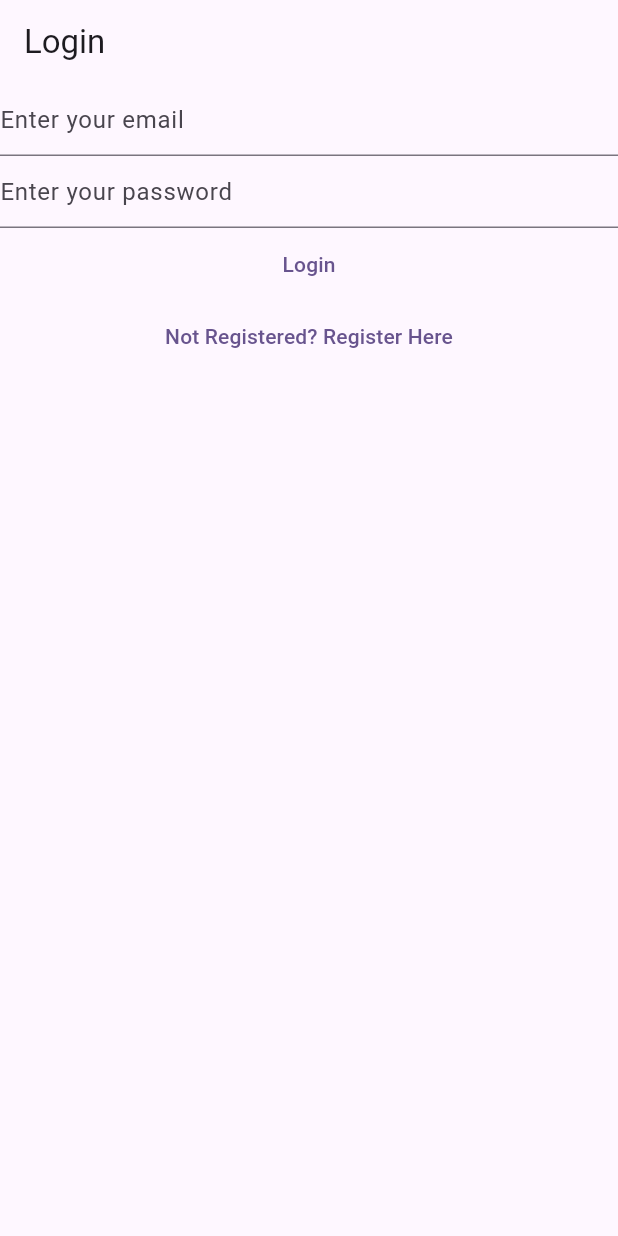
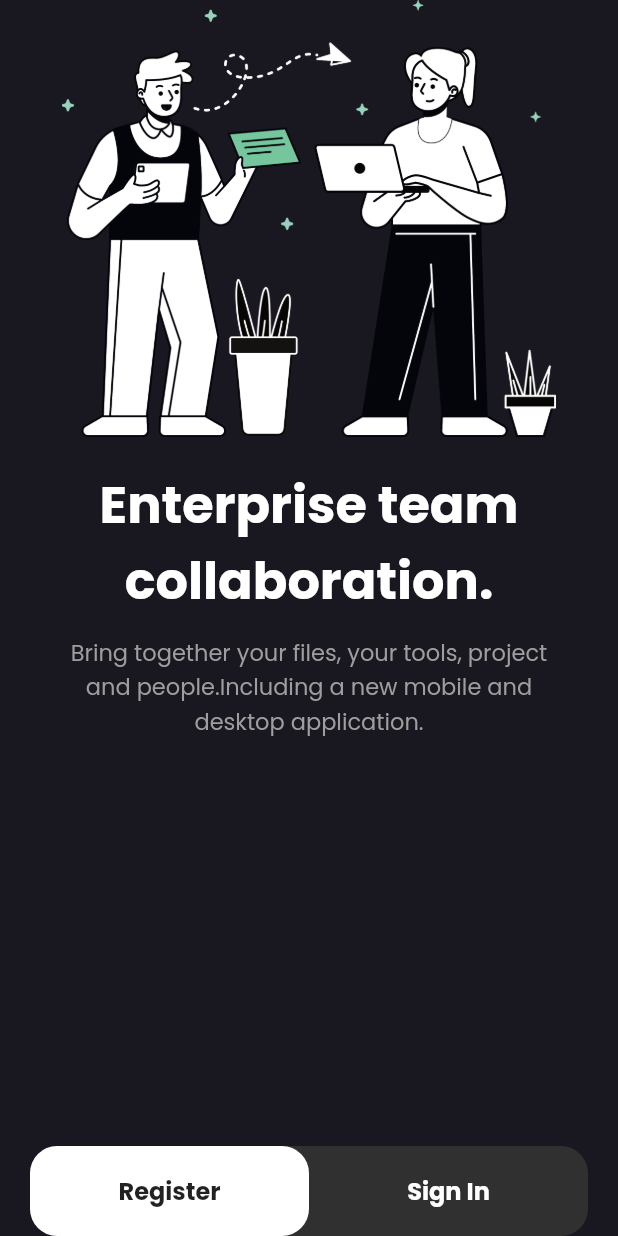
Before and after one commit to hridampalwe/Autism-Detector, a Flutter app: the screen it shows after launch, on a phone screen of 412 x 824 dp. Run offline on Flutter 3.47's test engine with Material 2 defaults, Android fonts, the phone set to English and light mode, and no system bars; our stand-ins replace cloud_firestore, firebase_auth, firebase_core, firebase_storage, flutter_svg_provider, google_fonts and 3 more; missing offline and left inert: flutter_ffmpeg; accounts and stored records are empty.

```diff
--- /dev/null
+++ b/lib/constants.dart
@@ -0,0 +1,29 @@
+import 'package:flutter/material.dart';
+
+// Colors
+const kBackgroundColor = Color(0xff191720);
+const kTextFieldFill = Color(0xff1E1C24);
+// TextStyles
+const kHeadline = TextStyle(
+  color: Colors.white,
+  fontSize: 34,
+  fontWeight: FontWeight.bold,
+);
+
+const kBodyText = TextStyle(
+  color: Colors.grey,
+  fontSize: 15,
+);
+
+const kButtonText = TextStyle(
+  color: Colors.black87,
+  fontSize: 16,
+  fontWeight: FontWeight.bold,
+);
+
+const kBodyText2 =
+    TextStyle(fontSize: 28, fontWeight: FontWeight.w500, color: Colors.white);
+
+const loginRoute = '/login/';
+const registerRoute = '/register/';
+const appviewRoute = '/app_view/';
--- a/lib/constants/routes.dart
+++ /dev/null
@@ -1,3 +0,0 @@
-const loginRoute = '/login/';
-const registerRoute = '/register/';
-const appviewRoute = '/app_view/';
--- a/lib/main.dart
+++ b/lib/main.dart
@@ -1,29 +1,42 @@
 import 'package:firebase_auth/firebase_auth.dart';
 import 'package:firebase_core/firebase_core.dart';
 import 'package:flutter/material.dart';
-import 'package:flutter_application_1/constants/routes.dart';
+import 'package:flutter_application_1/constants.dart';
 import 'package:flutter_application_1/firebase_options.dart';
 import 'package:flutter_application_1/views/login_view.dart';
 import 'package:flutter_application_1/views/register_view.dart';
+import 'package:google_fonts/google_fonts.dart';
 
+import 'screens/welcome_page.dart';
 import 'views/app_view.dart';
 
 void main() {
   WidgetsFlutterBinding.ensureInitialized();
+  runApp(const MyApp());
+}
 
-  runApp(MaterialApp(
-    title: 'Flutter Demo',
+class MyApp extends StatelessWidget {
+  const MyApp({super.key});
+
+  @override
+  Widget build(BuildContext context) {
+    return MaterialApp(
+      debugShowCheckedModeBanner: false,
+      title: 'Flutter Sign In Sign Up Ui',
       theme: ThemeData(
-      colorScheme: ColorScheme.fromSeed(seedColor: Colors.deepPurple),
-      useMaterial3: true,
+        textTheme: GoogleFonts.poppinsTextTheme(Theme.of(context).textTheme),
+        scaffoldBackgroundColor: kBackgroundColor,
+        primarySwatch: Colors.blue,
+        visualDensity: VisualDensity.adaptivePlatformDensity,
       ),
       routes: {
         appviewRoute: (context) => const AppView(),
-      loginRoute: (context) => const LoginView(),
-      registerRoute: (context) => const RegisterView(),
+        loginRoute: (context) => const WelcomePage(),
+        registerRoute: (context) => const WelcomePage(),
       },
       home: const HomePage(),
-  ));
+    );
+  }
 }
 
 class HomePage extends StatelessWidget {
@@ -40,7 +53,7 @@ class HomePage extends StatelessWidget {
           case ConnectionState.done:
             final user = FirebaseAuth.instance.currentUser;
             if (user == null) {
-              return const LoginView();
+              return const WelcomePage();
             } else {
               return const AppView();
             }
--- /dev/null
+++ b/lib/screens/screen.dart
@@ -0,0 +1,3 @@
+export './welcome_page.dart';
+export './signin_page.dart';
+export './register_page.dart';
--- /dev/null
+++ b/lib/screens/welcome_page.dart
@@ -0,0 +1,96 @@
+import 'package:flutter/cupertino.dart';
+import 'package:flutter/material.dart';
+import '../constants.dart';
+import '../screens/screen.dart';
+import '../widgets/widget.dart';
+
+class WelcomePage extends StatelessWidget {
+  const WelcomePage({super.key});
+
+  @override
+  Widget build(BuildContext context) {
+    return Scaffold(
+      body: SafeArea(
+        child: Padding(
+          padding: const EdgeInsets.symmetric(horizontal: 20),
+          child: Column(
+            children: [
+              Flexible(
+                child: Column(
+                  children: [
+                    Center(
+                      child: SizedBox(
+                        width: MediaQuery.of(context).size.width * 0.8,
+                        child: Image(
+                          image:
+                              AssetImage('assets/images/team_illustration.png'),
+                        ),
+                      ),
+                    ),
+                    const SizedBox(
+                      height: 20,
+                    ),
+                    const Text(
+                      "Enterprise team\ncollaboration.",
+                      style: kHeadline,
+                      textAlign: TextAlign.center,
+                    ),
+                    const SizedBox(
+                      height: 10,
+                    ),
+                    SizedBox(
+                      width: MediaQuery.of(context).size.width * 0.8,
+                      child: const Text(
+                        "Bring together your files, your tools, project and people.Including a new mobile and desktop application.",
+                        style: kBodyText,
+                        textAlign: TextAlign.center,
+                      ),
+                    )
+                  ],
+                ),
+              ),
+              Container(
+                height: 60,
+                decoration: BoxDecoration(
+                  color: Colors.grey[850],
+                  borderRadius: BorderRadius.circular(18),
+                ),
+                child: Row(
+                  children: [
+                    Expanded(
+                      child: MyTextButton(
+                        bgColor: Colors.white,
+                        buttonName: 'Register',
+                        onTap: () {
+                          Navigator.push(
+                              context,
+                              CupertinoPageRoute(
+                                  builder: (context) => RegisterPage()));
+                        },
+                        textColor: Colors.black87,
+                      ),
+                    ),
+                    Expanded(
+                      child: MyTextButton(
+                        bgColor: Colors.transparent,
+                        buttonName: 'Sign In',
+                        onTap: () {
+                          Navigator.push(
+                              context,
+                              CupertinoPageRoute(
+                                builder: (context) => const SignInPage(),
+                              ));
+                        },
+                        textColor: Colors.white,
+                      ),
+                    ),
+                  ],
+                ),
+              )
+            ],
+          ),
+        ),
+      ),
+    );
+  }
+}
--- a/lib/views/login_view.dart
+++ b/lib/views/login_view.dart
@@ -2,7 +2,7 @@ import 'package:firebase_auth/firebase_auth.dart';
 import 'package:flutter/material.dart';
 import 'dart:developer' as devtools show log;
 
-import 'package:flutter_application_1/constants/routes.dart';
+import 'package:flutter_application_1/constants.dart';
 
 class LoginView extends StatefulWidget {
   const LoginView({super.key});
@@ -58,8 +58,7 @@ class _LoginViewState extends State<LoginView> {
               final email = _email.text;
               final password = _password.text;
               try {
-                final userCredential =
-                    await FirebaseAuth.instance.signInWithEmailAndPassword(
+                await FirebaseAuth.instance.signInWithEmailAndPassword(
                   email: email,
                   password: password,
                 );
--- a/lib/views/register_view.dart
+++ b/lib/views/register_view.dart
@@ -1,6 +1,6 @@
 import 'package:firebase_auth/firebase_auth.dart';
 import 'package:flutter/material.dart';
-import 'package:flutter_application_1/constants/routes.dart';
+import 'package:flutter_application_1/constants.dart';
 
 class RegisterView extends StatefulWidget {
   const RegisterView({super.key});
--- a/lib/widgets/appbar.dart
+++ b/lib/widgets/appbar.dart
@@ -1,7 +1,6 @@
 import 'package:firebase_auth/firebase_auth.dart';
 import 'package:flutter/material.dart';
-
-import '../constants/routes.dart';
+import 'package:flutter_application_1/constants.dart';
 
 enum MenuActions { logout }
 
--- /dev/null
+++ b/lib/widgets/my_text_button.dart
@@ -0,0 +1,40 @@
+import 'package:flutter/material.dart';
+import '../constants.dart';
+
+class MyTextButton extends StatelessWidget {
+  const MyTextButton({
+    Key? key,
+    required this.buttonName,
+    required this.onTap,
+    required this.bgColor,
+    required this.textColor,
+  }) : super(key: key);
+  final String buttonName;
+  final VoidCallback onTap;
+  final Color bgColor;
+  final Color textColor;
+
+  @override
+  Widget build(BuildContext context) {
+    return Container(
+      height: 60,
+      width: double.infinity,
+      decoration: BoxDecoration(
+        color: bgColor,
+        borderRadius: BorderRadius.circular(18),
+      ),
+      child: TextButton(
+        style: ButtonStyle(
+          overlayColor: MaterialStateProperty.resolveWith(
+            (states) => Colors.black12,
+          ),
+        ),
+        onPressed: onTap,
+        child: Text(
+          buttonName,
+          style: kButtonText.copyWith(color: textColor),
+        ),
+      ),
+    );
+  }
+}
--- /dev/null
+++ b/lib/widgets/widget.dart
@@ -0,0 +1,3 @@
+export './my_password_field.dart';
+export './my_text_field.dart';
+export './my_text_button.dart';
```
Also changed, not shown: lib/encode/firebase_provider.dart (+30 -21 lines), lib/screens/register_page.dart (added, +144 -0 lines), lib/screens/signin_page.dart (added, +164 -0 lines), lib/views/app_view.dart (+14 -10 lines), lib/widgets/my_password_field.dart (added, +62 -0 lines), lib/widgets/my_text_field.dart (added, +47 -0 lines), pubspec.yaml (+6 -4 lines), assets/images/back_arrow.svg (added), assets/images/team_illustration.png (added), pubspec.lock. Lines whose indentation alone changed are shown as unchanged.
